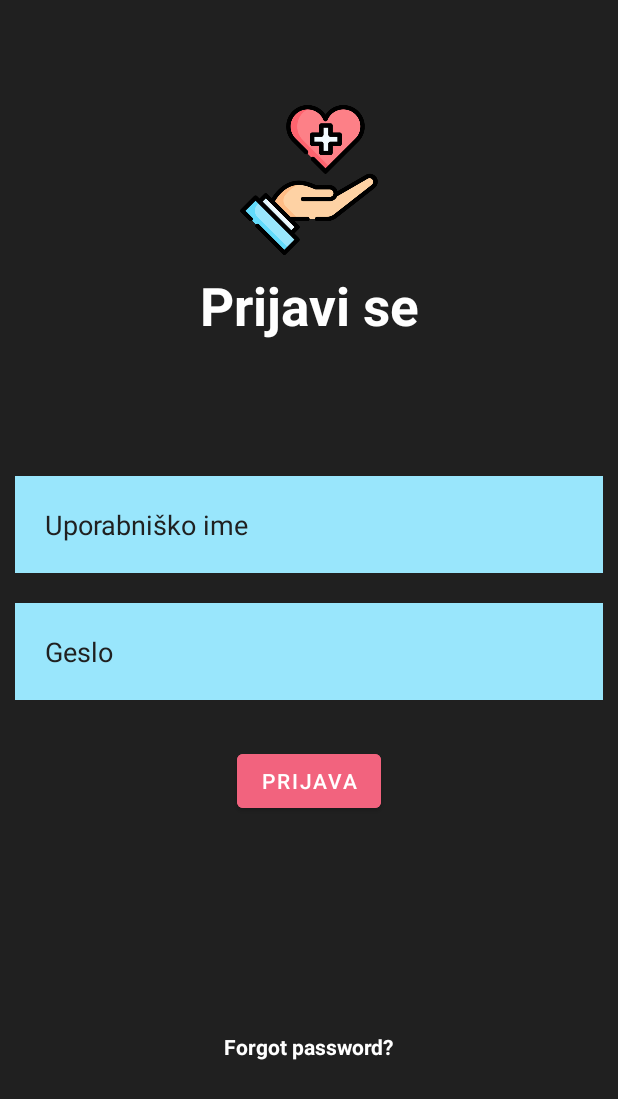
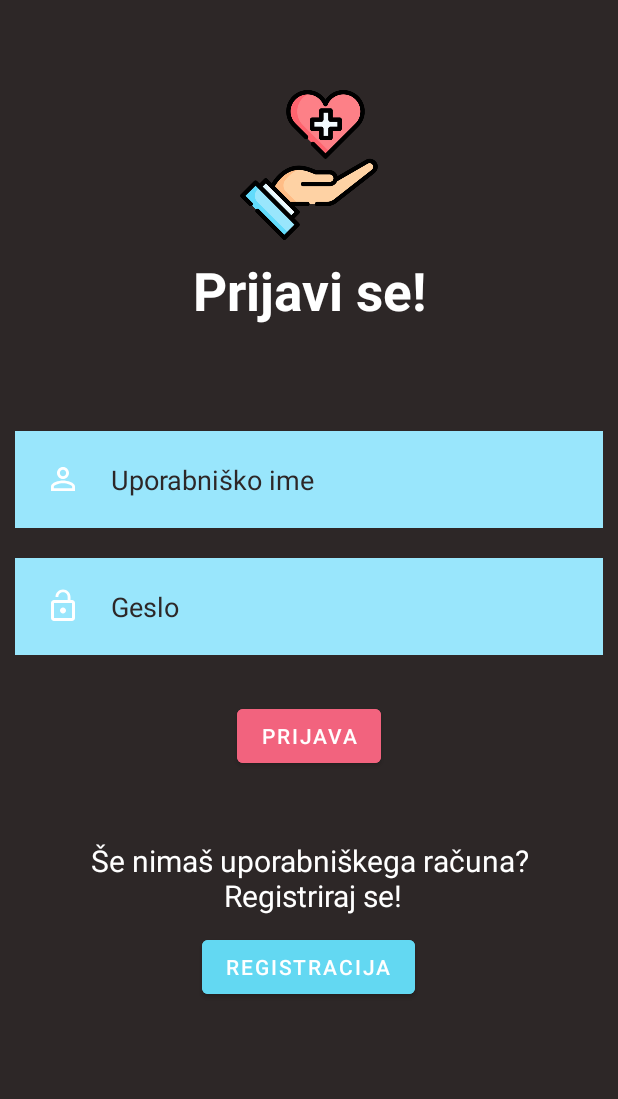
Before and after one commit to spin311/kdhero, an Android app: the layout activity_login.xml on its own in the app's theme, with its tools: preview values and no code run, on a phone screen of 412 x 824 dp. Shown: the top 1099 px of the screen. Run offline under Robolectric (Android 15) with nearby library versions, the phone set to English and light mode, and no system bars.

Commit message:
added draft of registration and login

```diff
--- /dev/null
+++ b/app/src/main/res/drawable/baseline_calendar_today_24.xml
@@ -0,0 +1,5 @@
+<vector android:height="24dp" android:tint="#FFFFFF"
+    android:viewportHeight="24" android:viewportWidth="24"
+    android:width="24dp" xmlns:android="http://schemas.android.com/apk/res/android">
+    <path android:fillColor="@android:color/white" android:pathData="M20,3h-1L19,1h-2v2L7,3L7,1L5,1v2L4,3c-1.1,0 -2,0.9 -2,2v16c0,1.1 0.9,2 2,2h16c1.1,0 2,-0.9 2,-2L22,5c0,-1.1 -0.9,-2 -2,-2zM20,21L4,21L4,8h16v13z"/>
+</vector>
--- /dev/null
+++ b/app/src/main/res/drawable/baseline_mail_outline_24.xml
@@ -0,0 +1,5 @@
+<vector android:height="24dp" android:tint="#FFFFFF"
+    android:viewportHeight="24" android:viewportWidth="24"
+    android:width="24dp" xmlns:android="http://schemas.android.com/apk/res/android">
+    <path android:fillColor="@android:color/white" android:pathData="M20,4L4,4c-1.1,0 -1.99,0.9 -1.99,2L2,18c0,1.1 0.9,2 2,2h16c1.1,0 2,-0.9 2,-2L22,6c0,-1.1 -0.9,-2 -2,-2zM20,18L4,18L4,8l8,5 8,-5v10zM12,11L4,6h16l-8,5z"/>
+</vector>
--- /dev/null
+++ b/app/src/main/res/drawable/baseline_transgender_24.xml
@@ -0,0 +1,5 @@
+<vector android:height="24dp" android:tint="#FFFFFF"
+    android:viewportHeight="24" android:viewportWidth="24"
+    android:width="24dp" xmlns:android="http://schemas.android.com/apk/res/android">
+    <path android:fillColor="@android:color/white" android:pathData="M12,8c1.93,0 3.5,1.57 3.5,3.5S13.93,15 12,15s-3.5,-1.57 -3.5,-3.5S10.07,8 12,8zM16.53,8.38l3.97,-3.96V7h2V1h-6v2h2.58l-3.97,3.97C14.23,6.36 13.16,6 12,6c-1.16,0 -2.23,0.36 -3.11,0.97L8.24,6.32l1.41,-1.41L8.24,3.49L6.82,4.9L4.92,3H7.5V1h-6v6h2V4.42l1.91,1.9L3.99,7.74l1.41,1.41l1.41,-1.41l0.65,0.65C6.86,9.27 6.5,10.34 6.5,11.5c0,2.7 1.94,4.94 4.5,5.41L11,19H9v2h2v2h2v-2h2v-2h-2l0,-2.09c2.56,-0.47 4.5,-2.71 4.5,-5.41C17.5,10.34 17.14,9.27 16.53,8.38z"/>
+</vector>
--- a/app/src/main/res/layout/activity_login.xml
+++ b/app/src/main/res/layout/activity_login.xml
@@ -4,17 +4,26 @@
     xmlns:tools="http://schemas.android.com/tools"
     android:layout_width="match_parent"
     android:layout_height="match_parent"
-    android:background="#202020"
-    tools:context=".MainActivity">
+    android:background="@color/darkGrey"
+    tools:context=".LoginActivity">
+
+    <ScrollView xmlns:android="http://schemas.android.com/apk/res/android"
+        android:layout_width="match_parent"
+        android:layout_height="match_parent">
+
+        <!-- Add your layout container here -->
+        <LinearLayout
+            android:layout_width="match_parent"
+            android:layout_height="wrap_content"
+            android:orientation="vertical">
 
             <ImageView
                 android:id="@+id/logo"
                 android:layout_width="100dp"
                 android:layout_height="100dp"
-        android:layout_marginTop="70dp"
-        android:layout_centerHorizontal="true"
+                android:layout_marginTop="60dp"
+                android:layout_gravity="center"
                 android:src="@drawable/healthcare" />
-
 
             <TextView
                 android:id="@+id/signin"
@@ -22,11 +31,11 @@
                 android:layout_height="wrap_content"
                 android:layout_marginStart="50dp"
                 android:layout_marginEnd="50dp"
-        android:layout_marginBottom="80dp"
+                android:layout_marginBottom="60dp"
                 android:layout_marginTop="10dp"
                 android:layout_below="@+id/logo"
                 android:gravity="center"
-        android:text="Prijavi se"
+                android:text="@string/sign_in"
                 android:textColor="@color/white"
                 android:textSize="35dp"
                 android:textStyle="bold" />
@@ -40,11 +49,12 @@
                 android:layout_marginTop="10dp"
                 android:layout_marginEnd="10dp"
                 android:layout_marginBottom="10dp"
-        android:background="#99E6FC"
+                android:background="@color/blue"
+                android:drawableLeft="@drawable/baseline_person_outline_24"
                 android:drawablePadding="20dp"
                 android:hint="Uporabniško ime"
                 android:padding="20dp"
-        android:textColorHint="#202020" />
+                android:textColorHint="@color/darkGrey" />
 
             <EditText
                 android:id="@+id/password"
@@ -55,37 +65,52 @@
                 android:layout_marginTop="10dp"
                 android:layout_marginEnd="10dp"
                 android:layout_marginBottom="10dp"
-        android:background="#99E6FC"
+                android:background="@color/blue"
+                android:drawableLeft="@drawable/baseline_lock_open_24"
                 android:drawablePadding="20dp"
-        android:hint="Geslo"
+                android:hint="@string/reg_pass_hint"
                 android:padding="20dp"
-        android:textColorHint="#202020"
+                android:textColorHint="@color/darkGrey"
                 android:inputType="textPassword"/>
 
             <com.google.android.material.button.MaterialButton
-        android:id="@+id/loginbtn"
+                android:id="@+id/lgn_btn"
+                android:layout_below="@+id/password"
                 android:layout_width="wrap_content"
                 android:layout_height="wrap_content"
-        android:layout_below="@+id/password"
-        android:layout_centerHorizontal="true"
-        android:layout_marginStart="20dp"
+                android:layout_marginBottom="25dp"
                 android:layout_marginTop="20dp"
-        android:layout_marginEnd="20dp"
-        android:layout_marginBottom="20dp"
-        android:backgroundTint="#F2637E"
-        android:text="PRIJAVA" />
+                android:layout_gravity="center"
+                android:backgroundTint="@color/red"
+                android:text="@string/lgn_button"
+                android:onClick="login"/>
+            <TextView
+                android:id="@+id/regText"
+                android:layout_width="match_parent"
+                android:layout_height="wrap_content"
+                android:layout_below="@+id/lgn_btn"
+                android:layout_marginStart="50dp"
+                android:layout_marginEnd="50dp"
+                android:layout_marginBottom="10dp"
+                android:layout_marginTop="20dp"
+                android:gravity="center"
+                android:textAlignment="center"
+                android:text="@string/doRegText"
+                android:textColor="@color/white"
+                android:textSize="20dp" />
 
-    <TextView
-        android:id="@+id/forgetpass"
+            <com.google.android.material.button.MaterialButton
+                android:id="@+id/regbtn"
                 android:layout_width="wrap_content"
                 android:layout_height="wrap_content"
-        android:layout_below="@+id/loginbtn"
+                android:layout_below="@+id/regText"
+                android:layout_marginBottom="40dp"
+                android:layout_gravity="center"
                 android:layout_centerHorizontal="true"
-        android:layout_marginStart="20dp"
-        android:layout_marginTop="123dp"
-        android:layout_marginEnd="20dp"
-        android:layout_marginBottom="20dp"
-        android:text="Forgot password?"
-        android:textColor="@color/white"
-        android:textStyle="bold" />
+                android:backgroundTint="@color/darkBlue"
+                android:text="@string/to_reg_button"
+                android:onClick="register"/>
+        </LinearLayout>
+    </ScrollView>
+
 </RelativeLayout>
--- a/app/src/main/res/values/colors.xml
+++ b/app/src/main/res/values/colors.xml
@@ -11,6 +11,7 @@
     <color name="colorPrimaryDark">#3700B3</color>
     <color name="colorAccent">#03DAC5</color>
     <color name="darkGrey">#2D2727</color>
+    <color name="darkBlue">#63D8F2</color>
     <color name="blue">#99E6FC</color>
     <color name="red">#F2637E</color>
 
--- a/app/src/main/res/values/strings.xml
+++ b/app/src/main/res/values/strings.xml
@@ -1,4 +1,5 @@
 <resources>
+    <string name="app_name">Zdravko</string>
     <string name="app_name">Health app</string>
     <string name="action_settings">Settings</string>
     <string name="tab1_title">Sky Observations</string>
@@ -12,4 +13,20 @@
     <string name="notes_text">Our citizen scientist should be able to put notes here</string>
     <!-- TODO: Remove or change this placeholder text -->
     <string name="hello_blank_fragment">Hello blank fragment</string>
+    <string name="log_in_text">Prijavi se!</string>
+    <string name="register_text">Registriraj se!</string>
+    <string name="reg_name_hint">Uporabniško ime</string>
+    <string name="reg_pass_hint">Geslo</string>
+    <string name="reg_pass_again_hint">Ponovi geslo</string>
+    <string name="reg_email_hint">Email</string>
+    <string name="reg_sex_hint">Spol</string>
+    <string name="reg_age_hint">Starost</string>
+    <string name="reg_button">POTRDI</string>
+    <string name="lgn_button">PRIJAVA</string>
+    <string name="to_reg_button">REGISTRACIJA</string>
+    <string name="sex_m">Moški</string>
+    <string name="sex_f">Ženski</string>
+    <string name="genderPrompt">Spol</string>
+    <string name="sign_in">Prijavi se!</string>
+    <string name="doRegText">Še nimaš uporabniškega računa?\n Registriraj se!</string>
 </resources>
```
Also changed, not shown: app/src/main/AndroidManifest.xml (+9 -9 lines), app/src/main/java/com/example/pbd2022_lab_3/LoginActivity.kt (+17 -7 lines), app/src/main/java/com/example/pbd2022_lab_3/RegistrationActivity.kt (added, +40 -0 lines), app/src/main/java/com/example/pbd2022_lab_3/RegistrationFragment.kt (deleted, +0 -59 lines), app/src/main/res/layout/activity_registration.xml (added, +162 -0 lines), app/src/main/res/layout/fragment_registration.xml (deleted, +0 -14 lines). Lines whose indentation alone changed are shown as unchanged.
